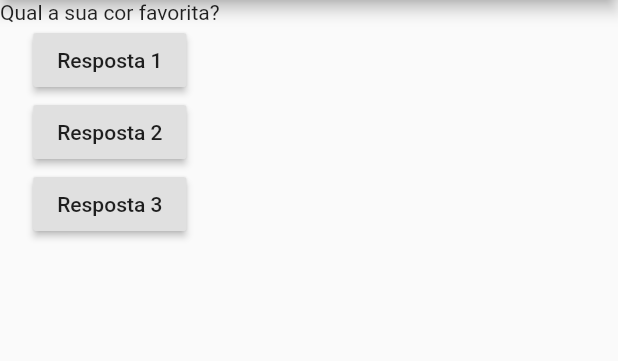
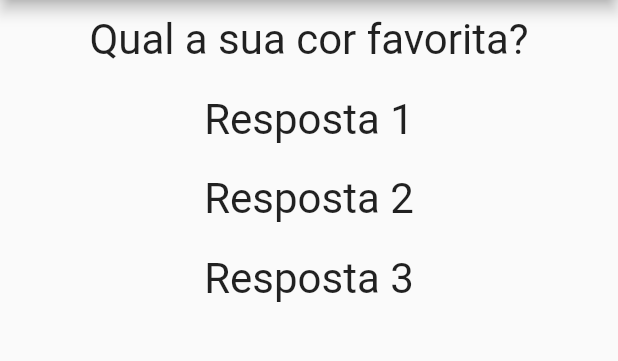
Before and after one commit to maedashogun/projeto_perguntas, a Flutter app: the screen it shows after launch, on a phone screen of 412 x 824 dp, the part 84-445 px from its top. Run offline on Flutter 3.47's test engine with Material 2 defaults, Android fonts, the phone set to English and light mode, and no system bars.

Commit message:
atualização de codigo

```diff
--- a/lib/main.dart
+++ b/lib/main.dart
@@ -1,23 +1,30 @@
 import 'package:flutter/material.dart';
+import './questao.dart';
+import './resposta.dart';
 
 void main() {
   runApp(PerguntaApp());
 }
 
-class PerguntaApp extends StatelessWidget {
+class PerguntaAppState extends State<PerguntaApp> {
 
-  final perguntaSelecionada = 0;
+  var perguntaSelecionada = 0;
 
   void responder(){
-    //perguntaSelecionada++;
+    setState(() {
+      perguntaSelecionada++;
+    });
     print(perguntaSelecionada);
   }
 
   @override
   Widget build(BuildContext context) {
+
     final List<String> perguntas = [
       'Qual a sua cor favorita?',
       'Qual é o seu animal favorito?',
+      'Qual é o seu nome?',
+      'Qual é o seu trabalho?',
     ];
 
     return MaterialApp(
@@ -27,22 +34,20 @@ class PerguntaApp extends StatelessWidget {
         ),
         body: Column(
           children: [
-            Text(perguntas[perguntaSelecionada]),
-            RaisedButton(
-              child: Text('Resposta 1'),
-              onPressed: responder,
-            ),
-            RaisedButton(
-              child: Text('Resposta 2'),
-              onPressed: responder,
-            ),
-            RaisedButton(
-              child: Text('Resposta 3'),
-              onPressed: responder,
-            ),
+            Questao(perguntas[perguntaSelecionada]),
+            Questao('Resposta 1'),
+            Questao('Resposta 2'),
+            Questao('Resposta 3'),
           ],
         ),
       ),
     );
   }
+
 }
+
+class PerguntaApp extends StatefulWidget {
+  PerguntaAppState createState() {
+    return PerguntaAppState();
+  }
+}
--- /dev/null
+++ b/lib/questao.dart
@@ -0,0 +1,22 @@
+import 'package:flutter/material.dart';
+
+class Questao extends StatelessWidget {
+
+  final String texto;
+
+  Questao(this.texto);
+
+  @override
+  Widget build(BuildContext context){
+    return Container(
+      width: double.infinity,
+      margin: EdgeInsets.all(10),
+      child: Text(
+        texto,
+        style: TextStyle(fontSize: 28),
+          textAlign: TextAlign.center,
+      ),
+    );
+  }
+
+}
--- /dev/null
+++ b/lib/resposta.dart
@@ -0,0 +1,17 @@
+import 'package:flutter/material.dart';
+
+class Resposta extends StatelessWidget {
+
+  final String texto;
+
+  Resposta(this.texto);
+
+  @override
+  Widget build(BuildContext context){
+    return RaisedButton(
+      child: Text(texto),
+      onPressed: null,
+    );
+  }
+
+}
```
